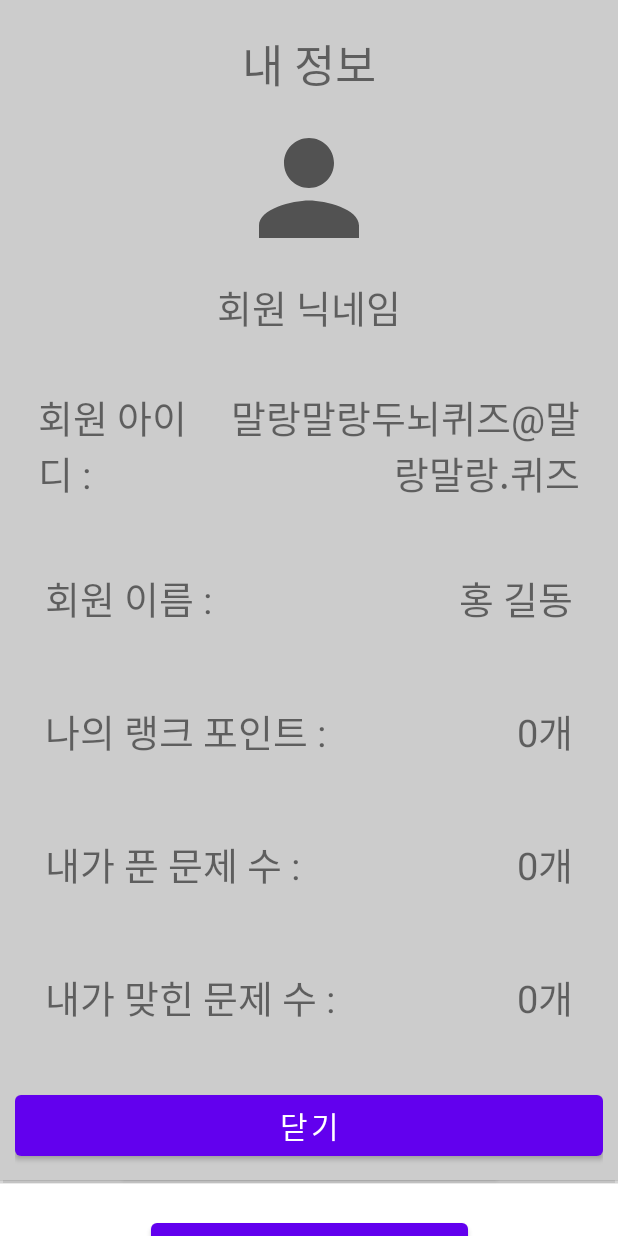
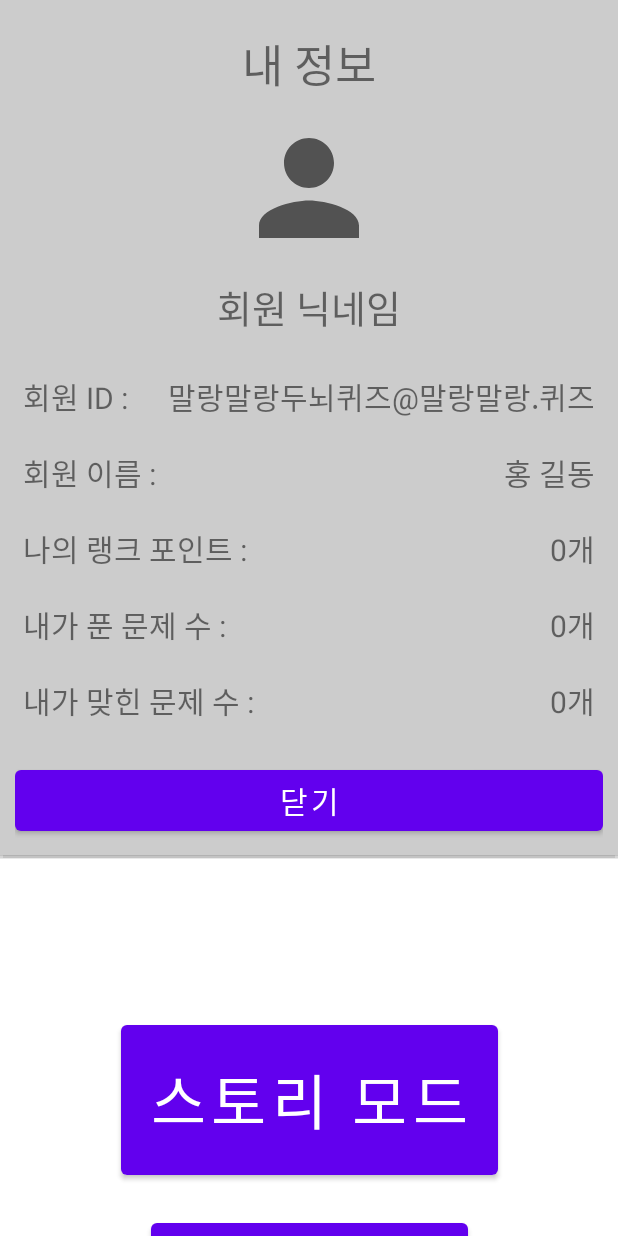
Before and after one commit to kiziri/Andriod_Project, an Android app: the MainHomeActivity screen opened directly, with no data from a screen before it, after a tap on an icon or button, on a phone screen of 412 x 824 dp. Run offline under Robolectric (Android 15) with nearby library versions, the phone set to English and light mode, and no system bars.

Commit message:
Update userInfo popup layout

```diff
--- a/app/src/main/res/layout/popup_userinfo.xml
+++ b/app/src/main/res/layout/popup_userinfo.xml
@@ -34,27 +34,24 @@
         android:layout_width="match_parent"
         android:layout_height="wrap_content"
         android:orientation="horizontal"
-        android:padding="10dp">
+        android:padding="5dp"
+        android:layout_marginTop="10dp">
 
         <TextView
             android:layout_width="0dp"
             android:layout_height="wrap_content"
             android:layout_weight="1"
             android:gravity="left"
-            android:layout_marginTop="10dp"
-            android:textSize="25dp"
-            android:padding="5dp"
-            android:text="회원 아이디 : " />
+            android:textSize="20dp"
+            android:text="회원 ID : " />
 
         <TextView
             android:id="@+id/idTxtView"
             android:layout_width="0dp"
             android:layout_height="wrap_content"
-            android:layout_weight="2"
+            android:layout_weight="3"
             android:gravity="right"
-            android:layout_marginTop="10dp"
-            android:textSize="25dp"
-            android:padding="5dp"
+            android:textSize="20dp"
             android:text="말랑말랑두뇌퀴즈@말랑말랑.퀴즈" />
     </LinearLayout>
 
@@ -63,16 +60,15 @@
         android:layout_width="match_parent"
         android:layout_height="wrap_content"
         android:orientation="horizontal"
-        android:padding="10dp">
+        android:padding="5dp"
+        android:layout_marginTop="10dp">
 
         <TextView
             android:layout_width="0dp"
             android:layout_height="wrap_content"
             android:layout_weight="2"
             android:gravity="left"
-            android:layout_marginTop="10dp"
-            android:textSize="25dp"
-            android:padding="10dp"
+            android:textSize="20dp"
             android:text="회원 이름 : " />
 
         <TextView
@@ -81,9 +77,7 @@
             android:layout_height="wrap_content"
             android:layout_weight="1"
             android:gravity="right"
-            android:layout_marginTop="10dp"
-            android:textSize="25dp"
-            android:padding="10dp"
+            android:textSize="20dp"
             android:text="홍 길동" />
     </LinearLayout>
 
@@ -91,16 +85,15 @@
         android:layout_width="match_parent"
         android:layout_height="wrap_content"
         android:orientation="horizontal"
-        android:padding="10dp">
+        android:padding="5dp"
+        android:layout_marginTop="10dp">
 
         <TextView
             android:layout_width="0dp"
             android:layout_height="wrap_content"
             android:layout_weight="2"
             android:gravity="left"
-            android:layout_marginTop="10dp"
-            android:textSize="25dp"
-            android:padding="10dp"
+            android:textSize="20dp"
             android:text="나의 랭크 포인트 : " />
 
         <TextView
@@ -109,9 +102,7 @@
             android:layout_height="wrap_content"
             android:layout_weight="1"
             android:gravity="right"
-            android:layout_marginTop="10dp"
-            android:textSize="25dp"
-            android:padding="10dp"
+            android:textSize="20dp"
             android:text="0개" />
     </LinearLayout>
 
@@ -119,16 +110,15 @@
         android:layout_width="match_parent"
         android:layout_height="wrap_content"
         android:orientation="horizontal"
-        android:padding="10dp">
+        android:padding="5dp"
+        android:layout_marginTop="10dp">
 
         <TextView
             android:layout_width="0dp"
             android:layout_height="wrap_content"
             android:layout_weight="2"
             android:gravity="left"
-            android:layout_marginTop="10dp"
-            android:textSize="25dp"
-            android:padding="10dp"
+            android:textSize="20dp"
             android:text="내가 푼 문제 수 : " />
 
         <TextView
@@ -137,9 +127,7 @@
             android:layout_height="wrap_content"
             android:layout_weight="1"
             android:gravity="right"
-            android:layout_marginTop="10dp"
-            android:textSize="25dp"
-            android:padding="10dp"
+            android:textSize="20dp"
             android:text="0개" />
     </LinearLayout>
 
@@ -147,16 +135,15 @@
         android:layout_width="match_parent"
         android:layout_height="wrap_content"
         android:orientation="horizontal"
-        android:padding="10dp">
+        android:padding="5dp"
+        android:layout_marginTop="10dp">
 
         <TextView
             android:layout_width="0dp"
             android:layout_height="wrap_content"
             android:layout_weight="2"
             android:gravity="left"
-            android:layout_marginTop="10dp"
-            android:textSize="25dp"
-            android:padding="10dp"
+            android:textSize="20dp"
             android:text="내가 맞힌 문제 수 : " />
 
         <TextView
@@ -165,9 +152,7 @@
             android:layout_height="wrap_content"
             android:layout_weight="1"
             android:gravity="right"
-            android:layout_marginTop="10dp"
-            android:textSize="25dp"
-            android:padding="10dp"
+            android:textSize="20dp"
             android:text="0개" />
     </LinearLayout>
 
```
